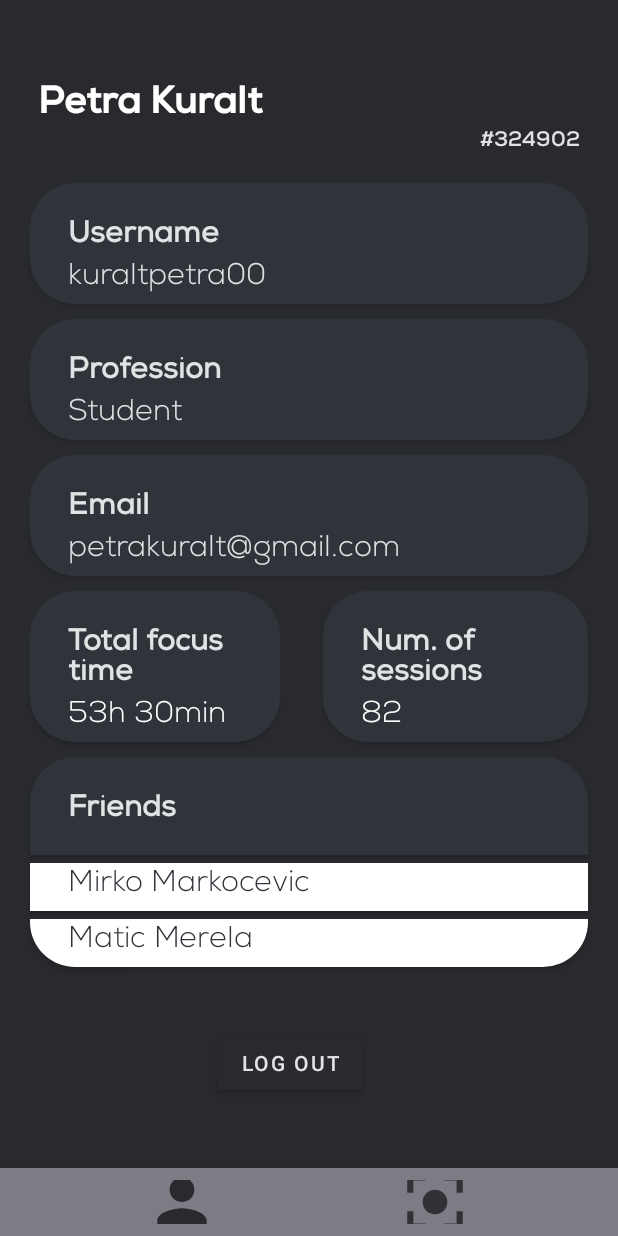
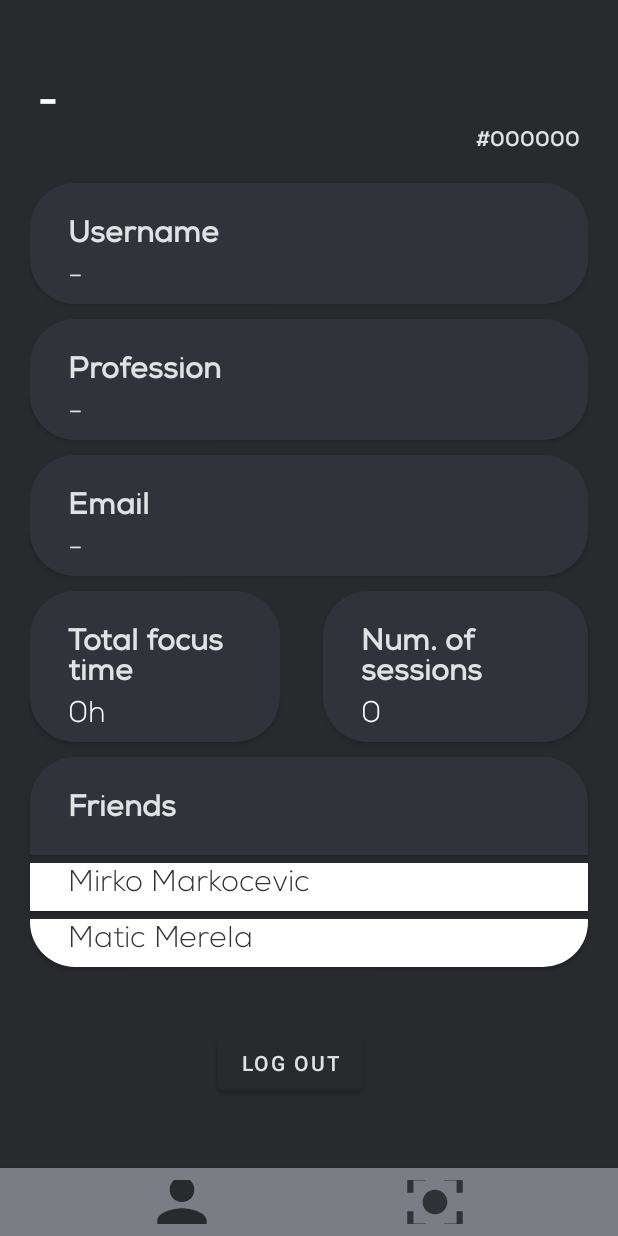
Before and after one commit to saraaleks8/StudyBuddy, an Android app: the ProfileFragment screen opened directly, with no data from a screen before it, on a phone screen of 412 x 824 dp. Run offline under Robolectric (Android 15) with nearby library versions, the phone set to English and light mode, and no system bars; our stand-ins replace Firebase (no records; nobody signed in at launch, a user with empty details on screens opened directly).

```diff
--- a/app/build.gradle
+++ b/app/build.gradle
@@ -37,6 +37,7 @@ dependencies {
     implementation 'com.github.nestoleh:bottomsheet-spinner:0.1.5'
     implementation 'com.github.rehmanmuradali:wheel-spinner:1.0.0'
     implementation 'com.google.firebase:firebase-database:20.0.5'
+    implementation 'androidx.legacy:legacy-support-v4:1.0.0'
     testImplementation 'junit:junit:4.13.2'
     androidTestImplementation 'androidx.test.ext:junit:1.1.3'
     androidTestImplementation 'androidx.test.espresso:espresso-core:3.4.0'
--- a/app/src/main/java/si/uni_lj/fe/tnuv/studybuddy/MainActivity.java
+++ b/app/src/main/java/si/uni_lj/fe/tnuv/studybuddy/MainActivity.java
@@ -99,6 +99,7 @@ public class MainActivity extends AppCompatActivity implements View.OnClickListe
 
                     if(user.isEmailVerified()){
                         //redirect to user profile
+                        //startActivity(new Intent(MainActivity.this, FocusActivity.class));
                         startActivity(new Intent(MainActivity.this, FocusActivity.class));
                     }else{
                         user.sendEmailVerification();
--- a/app/src/main/java/si/uni_lj/fe/tnuv/studybuddy/ProfileFragment.java
+++ b/app/src/main/java/si/uni_lj/fe/tnuv/studybuddy/ProfileFragment.java
@@ -7,16 +7,33 @@ import android.view.LayoutInflater;
 import android.view.View;
 import android.view.ViewGroup;
 import android.widget.Button;
+import android.widget.TextView;
+import android.widget.Toast;
 
 import androidx.annotation.NonNull;
 import androidx.annotation.Nullable;
 import androidx.fragment.app.Fragment;
 
 import com.google.firebase.auth.FirebaseAuth;
+import com.google.firebase.auth.FirebaseUser;
+import com.google.firebase.database.DataSnapshot;
+import com.google.firebase.database.DatabaseError;
+import com.google.firebase.database.DatabaseReference;
+import com.google.firebase.database.FirebaseDatabase;
+import com.google.firebase.database.ValueEventListener;
+
+import org.w3c.dom.Text;
 
 public class ProfileFragment extends Fragment {
 
+    private FirebaseUser user;
+    private DatabaseReference reference;
+
+    private String userID;
+
     private Button logout;
+
+
     @Nullable
     @Override
     public View onCreateView(@NonNull LayoutInflater inflater, @Nullable ViewGroup container, @Nullable Bundle savedInstanceState) {
@@ -26,6 +43,7 @@ public class ProfileFragment extends Fragment {
     @Override
     public void onViewCreated(@NonNull View view, @Nullable Bundle savedInstanceState) {
         super.onViewCreated(view, savedInstanceState);
+
 
         logout = (Button) view.findViewById(R.id.logOut);
 
@@ -38,5 +56,37 @@ public class ProfileFragment extends Fragment {
                 startActivity(intent);
             }
         });
+
+        user = FirebaseAuth.getInstance().getCurrentUser();
+        reference = FirebaseDatabase.getInstance().getReference("Users");
+        userID = user.getUid();
+
+        final TextView nameTextView = (TextView) view.findViewById(R.id.name);
+        final TextView emailTextView = (TextView) view.findViewById(R.id.email);
+        final TextView professionTextView = (TextView) view.findViewById(R.id.profession);
+
+        reference.child(userID).addListenerForSingleValueEvent(new ValueEventListener() {
+            @Override
+            public void onDataChange(@NonNull DataSnapshot snapshot) {
+                User userProfile = snapshot.getValue(User.class);
+
+                if(userProfile != null){
+                    String name = userProfile.getName();
+                    String surname = userProfile.getSurname();
+                    String email = userProfile.getEmail();
+                    String profession = userProfile.getProfession();
+
+                    nameTextView.setText(name + " " + surname);
+                    emailTextView.setText(email);
+                    professionTextView.setText(profession);
+                }
+            }
+
+            @Override
+            public void onCancelled(@NonNull DatabaseError error) {
+                //Toast.makeText(ProfileFragment.this, "Something wrong happened.", Toast.LENGTH_LONG).show();
+            }
+        });
+
     }
 }
--- a/app/src/main/res/layout/fragment_profile.xml
+++ b/app/src/main/res/layout/fragment_profile.xml
@@ -8,13 +8,13 @@
 
     <!--  My profile -->
     <TextView
-        android:id="@+id/Profile"
+        android:id="@+id/name"
         android:layout_width="match_parent"
         android:layout_height="wrap_content"
         android:layout_marginLeft="25dp"
         android:layout_marginTop="50dp"
         android:fontFamily="@font/nexa_bold"
-        android:text="@string/profileName"
+        android:text="-"
         android:textColor="@color/white"
         android:textSize="25sp"
         android:textStyle="bold"
@@ -22,6 +22,7 @@
         app:layout_constraintRight_toRightOf="parent"
         app:layout_constraintTop_toTopOf="parent" />
 
+    <!-- Code -->
     <TextView
         android:id="@+id/Code"
         android:layout_width="match_parent"
@@ -29,13 +30,13 @@
         android:fontFamily="@font/nexa_bold"
         android:gravity="right"
         android:layout_marginRight="25dp"
-        android:text="@string/code"
+        android:text="#000000"
         tools:ignore="MissingConstraints"
         tools:layout_editor_absoluteX="-20dp"
         tools:layout_editor_absoluteY="83dp"
         app:layout_constraintLeft_toLeftOf="parent"
         app:layout_constraintRight_toRightOf="parent"
-        app:layout_constraintTop_toBottomOf="@+id/Profile" />
+        app:layout_constraintTop_toBottomOf="@+id/name" />
 
     <!-- Profile image -->
 
@@ -80,7 +81,7 @@
         android:background="@drawable/card_bg_bottom"
         android:elevation="2dp"
         android:fontFamily="@font/nexa_light"
-        android:text="@string/username"
+        android:text="-"
         android:paddingStart="25dp"
         android:paddingBottom="7dp"
         android:textSize="20sp"
@@ -119,9 +120,9 @@
         android:background="@drawable/card_bg_bottom"
         android:elevation="2dp"
         android:fontFamily="@font/nexa_light"
-        android:text="@string/profession"
         android:paddingStart="25dp"
         android:paddingBottom="7dp"
+        android:text="-"
         android:textSize="20sp"
         app:layout_constraintLeft_toLeftOf="parent"
         app:layout_constraintRight_toRightOf="parent"
@@ -156,9 +157,9 @@
         android:background="@drawable/card_bg_bottom"
         android:elevation="2dp"
         android:fontFamily="@font/nexa_light"
-        android:text="@string/email"
         android:paddingStart="25dp"
         android:paddingBottom="7dp"
+        android:text="-"
         android:textSize="20sp"
         app:layout_constraintLeft_toLeftOf="parent"
         app:layout_constraintRight_toRightOf="parent"
@@ -194,7 +195,7 @@
         android:background="@drawable/card_bg_bottom"
         android:elevation="2dp"
         android:fontFamily="@font/nexa_light"
-        android:text="@string/focusTime"
+        android:text="0h"
         android:textColor="@color/white"
         android:inputType="number"
         android:paddingStart="25dp"
@@ -235,7 +236,7 @@
         android:background="@drawable/card_bg_bottom"
         android:elevation="2dp"
         android:fontFamily="@font/nexa_light"
-        android:text="@string/numberSessions"
+        android:text="0"
         android:textColor="@color/white"
         android:paddingStart="25dp"
         android:paddingBottom="7dp"
--- a/app/src/main/res/values/strings.xml
+++ b/app/src/main/res/values/strings.xml
@@ -46,4 +46,7 @@
     <string name="challenge_friend">With: MIRKO MARKOCEVIC</string>
     <string name="more">MORE</string>
     <string name="logOut">Log out</string>
+    <string name="fullName">Petra Kuralt</string>
+    <!-- TODO: Remove or change this placeholder text -->
+    <string name="hello_blank_fragment">Hello blank fragment</string>
 </resources>
```
Also changed, not shown: app/src/main/AndroidManifest.xml (+7 -10 lines), app/src/main/java/si/uni_lj/fe/tnuv/studybuddy/History.java (deleted, +0 -14 lines), app/src/main/java/si/uni_lj/fe/tnuv/studybuddy/HistoryFragment.java (added, +40 -0 lines), app/src/main/res/layout/fragment_history.xml (renamed from app/src/main/res/layout/activity_history.xml).
